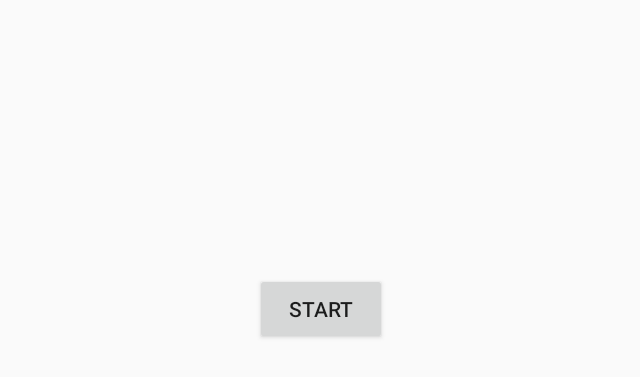
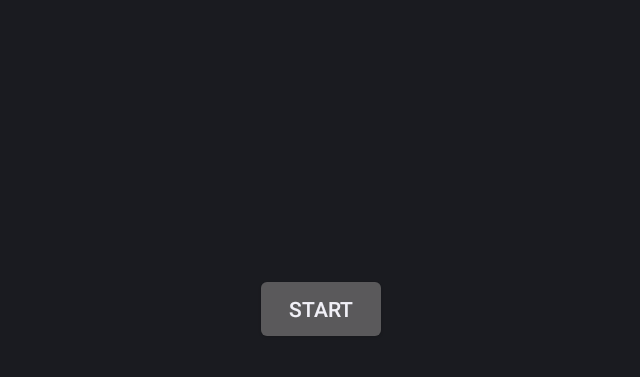
Before and after one commit to aivenlau/JH_Camera, an Android app: the screen it shows after launch (StartActivity), on a phone screen of 824 x 412 dp (held sideways). Shown: the top 377 px of the screen, without its empty margins (297-937 px from the left). Run offline under Robolectric (Android 15) with nearby library versions, the phone set to English and light mode, and no system bars; libraries missing offline, so code that uses them is left out: org.simple.eventbus; pictures from the network do not load.

Commit message:
2019-06-10

```diff
--- a/app/build.gradle
+++ b/app/build.gradle
@@ -4,7 +4,7 @@ android {
     compileSdkVersion 27
     defaultConfig {
         applicationId "com.joyhonest.syma_lib"
-        minSdkVersion 17
+        minSdkVersion 15
         targetSdkVersion 26
         versionCode 1
         versionName "1.0"
@@ -26,7 +26,7 @@ dependencies {
     //implementation project(':jh_ui')
 
 
-    implementation 'com.Joyhonest:JH_Camera:1.3.4'
+    implementation 'com.Joyhonest:JH_Camera:1.3.7'
 
   //  implementation project(':jh_ui')
 
--- a/app/src/main/java/com/joyhonest/syma_lib/StartActivity.java
+++ b/app/src/main/java/com/joyhonest/syma_lib/StartActivity.java
@@ -1,7 +1,7 @@
 package com.joyhonest.syma_lib;
 
+import android.app.Activity;
 import android.content.Intent;
-import android.support.v7.app.AppCompatActivity;
 import android.os.Bundle;
 import android.view.View;
 
@@ -9,8 +9,7 @@ import com.joyhonest.jh_fpv.FpvActivity;
 import com.joyhonest.jh_ui.JH_App;
 import com.joyhonest.jh_ui.PlayActivity;
 
-
-public class StartActivity extends AppCompatActivity {
+public class StartActivity extends Activity {
 
     @Override
     protected void onCreate(Bundle savedInstanceState) {
@@ -20,11 +19,10 @@ public class StartActivity extends AppCompatActivity {
         findViewById(R.id.Start_Btn).setOnClickListener(new View.OnClickListener() {
             @Override
             public void onClick(View v) {
-                Intent mainIntent = new Intent(StartActivity.this, FpvActivity.class);
+                Intent mainIntent = new Intent(StartActivity.this, PlayActivity.class);
                 startActivity(mainIntent);
             }
         });
-
     }
 
     @Override
--- a/app/src/main/res/values/styles.xml
+++ b/app/src/main/res/values/styles.xml
@@ -1,12 +1,11 @@
 <resources>
 
     <!-- Base application theme. -->
-    <style name="AppTheme" parent="Theme.AppCompat.Light.NoActionBar">
+    <!--style name="AppTheme" parent="Theme.AppCompat.Light.NoActionBar" -->
+    <style name="AppTheme">
         <!-- Customize your theme here. -->
-        <item name="colorPrimary">@color/colorPrimary</item>
-        <item name="colorPrimaryDark">@color/colorPrimaryDark</item>
-        <item name="colorAccent">@color/colorAccent</item>
         <item name="android:windowFullscreen">true</item>
+        <item name="android:windowNoTitle">true</item>
     </style>
 
 </resources>
--- a/jh_ui/build.gradle
+++ b/jh_ui/build.gradle
@@ -6,7 +6,7 @@ android {
     buildToolsVersion '27.0.3'
 
     defaultConfig {
-        minSdkVersion 17
+        minSdkVersion 15
         targetSdkVersion 26
         versionCode 1
         versionName "1.0"
@@ -54,7 +54,7 @@ publish {
     userOrg = 'aivenlau'//bintray.com用户名
     groupId = 'com.Joyhonest'//jcenter上的路径
     artifactId = 'JH_Camera'//项目名称
-    publishVersion = '1.3.4'//版本号
+    publishVersion = '1.3.7'//版本号
     desc = 'this is for JH WifiCamera'//描述，不重要
     website = 'https://github.com/aivenlau'//网站，最好有，不重要
     // ./gradlew clean build bintrayUpload  -PbintrayUser=aivenlau  -PbintrayKey=18013f247275f1d35b7d591240c8594d99ef7a85  -PdryRun=false
--- a/jh_ui/src/main/AndroidManifest.xml
+++ b/jh_ui/src/main/AndroidManifest.xml
@@ -29,21 +29,26 @@
 
         <activity
             android:name=".PlayActivity"
+            android:theme="@style/AppTheme_jhfpv"
             android:screenOrientation="sensorLandscape">
         </activity>
         <activity
+            android:theme="@style/AppTheme_jhfpv"
             android:name="com.joyhonest.jh_fly.Fly_PlayActivity"
             android:screenOrientation="sensorLandscape">
         </activity>
         <activity
+            android:theme="@style/AppTheme_jhfpv"
             android:name="com.joyhonest.jh_fpv.FpvActivity"
             android:screenOrientation="sensorLandscape">
         </activity>
         <activity
+            android:theme="@style/AppTheme_jhfpv"
             android:name="com.joyhonest.jh_fpv.BrowActivity"
             android:screenOrientation="sensorLandscape">
         </activity>
         <activity android:name="com.joyhonest.jh_fpv.grid_fpv"
+                  android:theme="@style/AppTheme_jhfpv"
                   android:screenOrientation="sensorLandscape">
         </activity>
     </application>
--- a/jh_ui/src/main/java/com/joyhonest/jh_fpv/FpvActivity.java
+++ b/jh_ui/src/main/java/com/joyhonest/jh_fpv/FpvActivity.java
@@ -231,7 +231,7 @@ public class FpvActivity extends AppCompatActivity implements View.OnClickListen
     private void F_Init() {
         MyControl.bFlyType = false;
         wifination.F_AdjBackGround(this, R.mipmap.loginbackground_jh);
-        JH_App.checkDeviceHasNavigationBar(this);
+      //  JH_App.checkDeviceHasNavigationBar(this);
         JH_App.F_CreateLocalFpvDefalutDir();
         JH_App.F_Clear_not_videoFiles();
 
--- a/jh_ui/src/main/res/values/styles_jh.xml
+++ b/jh_ui/src/main/res/values/styles_jh.xml
@@ -1,6 +1,6 @@
 <resources>
 
-    <style name="AppTheme" parent="Theme.AppCompat.Light.NoActionBar">
+    <style name="AppTheme_jhfpv" parent="Theme.AppCompat.Light.NoActionBar">
         <!-- Customize your theme here. -->
         <item name="colorPrimary">@color/colorPrimary</item>
         <item name="colorPrimaryDark">@color/colorPrimaryDark</item>
```
Also changed, not shown: jh_ui/src/main/java/com/joyhonest/jh_ui/main_fragment.java (+2 -21 lines), 3 other files.
